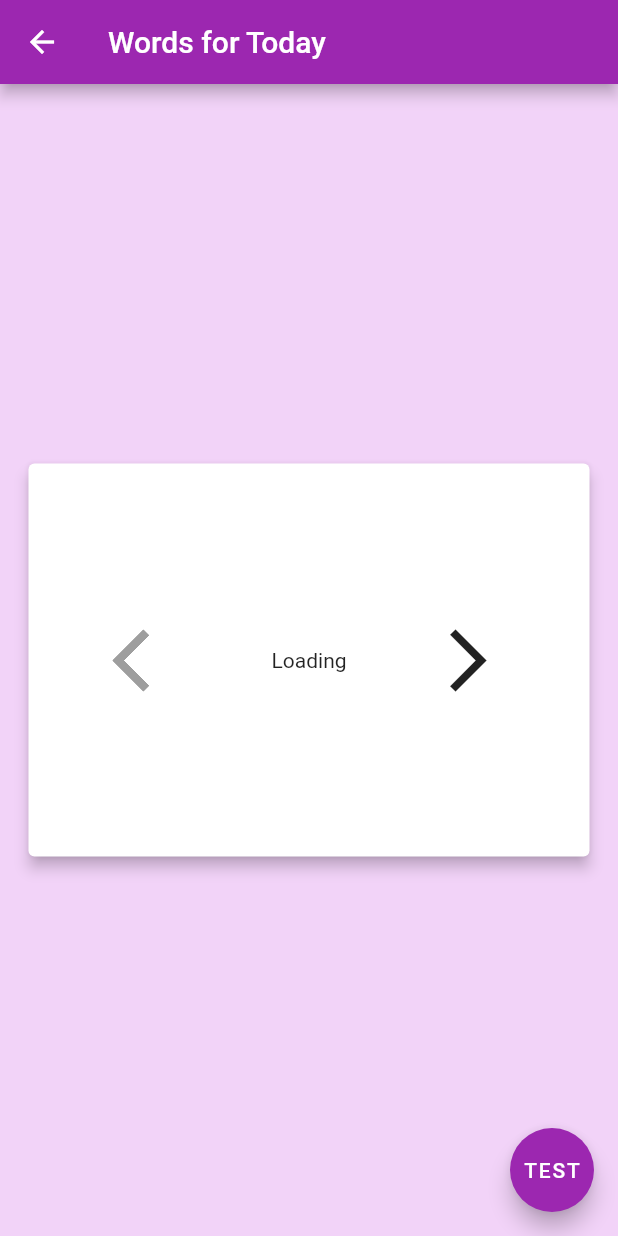
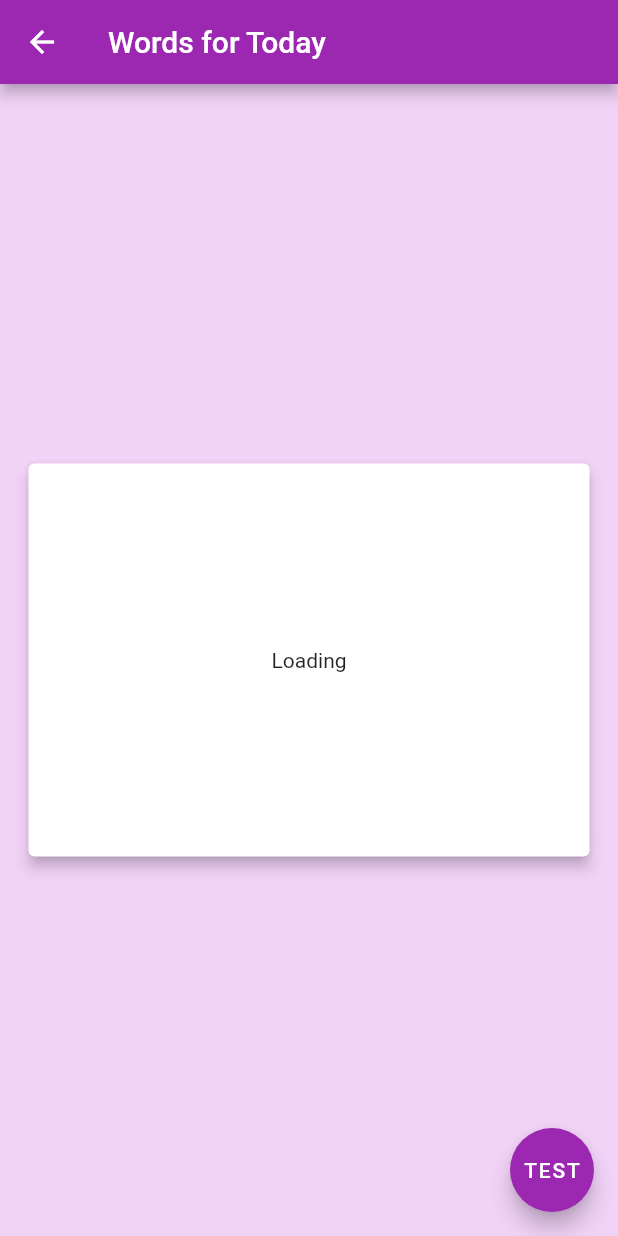
Before and after one commit to dariagorlova/english_for_it, a Flutter app: the LearningView screen opened directly, on a phone screen of 412 x 824 dp. Run offline on Flutter 3.47's test engine with Material 2 defaults, Android fonts, the phone set to English and light mode, and no system bars; our stand-ins replace flutter_bloc, freezed_annotation, get_it, go_router, google_fonts, injectable; missing offline and left inert: translator; Roboto replaces fonts that are missing (Courgette).

Commit message:
add navigation to tests from learning

```diff
--- a/lib/features/learning_screen/learning_screen.dart
+++ b/lib/features/learning_screen/learning_screen.dart
@@ -42,7 +42,7 @@ class LearningView extends StatelessWidget {
       floatingActionButton: FloatingActionButton(
         child: const Text('TEST'),
         onPressed: () {
-          //context.read<LearningCubit>().goToTest();
+          context.read<LearningCubit>().goToTest(context);
         },
       ),
     );
@@ -63,6 +63,9 @@ class WordCard extends StatelessWidget {
           return Row(
             mainAxisAlignment: MainAxisAlignment.center,
             children: [
+              if (state.isLoading)
+                const SizedBox()
+              else ...[
                 Expanded(
                   child: Container(
                     foregroundDecoration: state.isCurrentWordFirst
@@ -82,6 +85,7 @@ class WordCard extends StatelessWidget {
                     ),
                   ),
                 ),
+              ],
               Column(
                 mainAxisAlignment: MainAxisAlignment.center,
                 children: [
@@ -102,6 +106,9 @@ class WordCard extends StatelessWidget {
                   ]
                 ],
               ),
+              if (state.isLoading)
+                const SizedBox()
+              else ...[
                 Expanded(
                   child: Container(
                     foregroundDecoration: state.isCurrentWordLast
@@ -122,6 +129,7 @@ class WordCard extends StatelessWidget {
                   ),
                 ),
               ],
+            ],
           );
         },
       ),
```
Also changed, not shown: lib/features/learning_screen/cubit/learning_cubit.dart (+8 -1 lines). Lines whose indentation alone changed are shown as unchanged.
